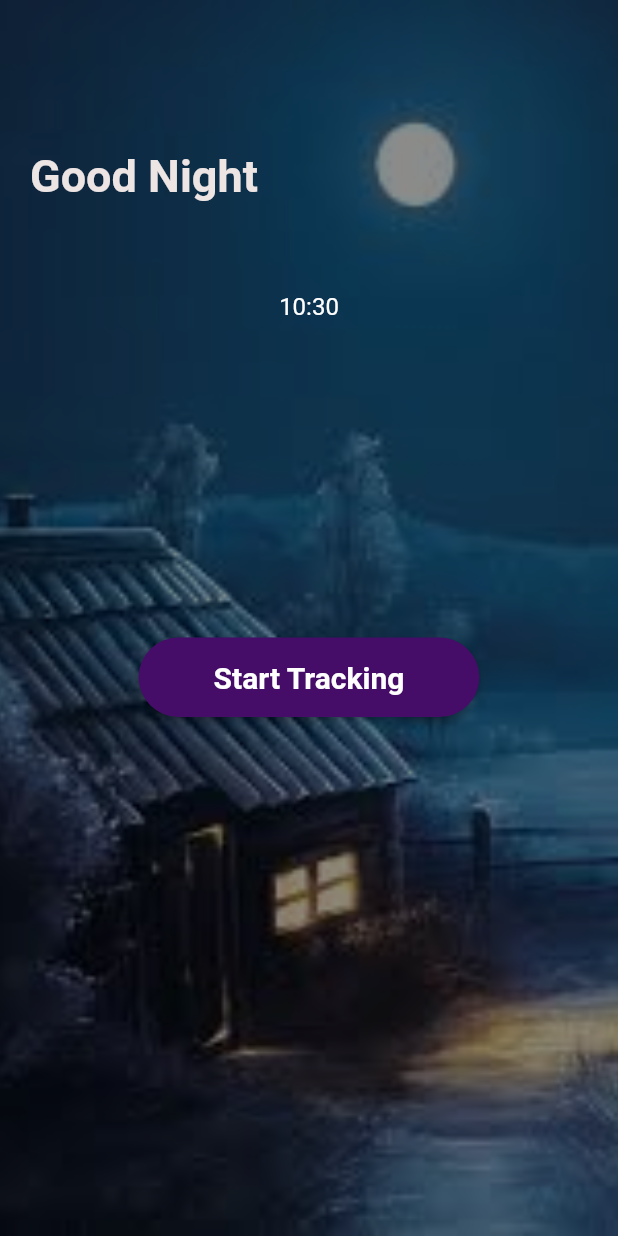
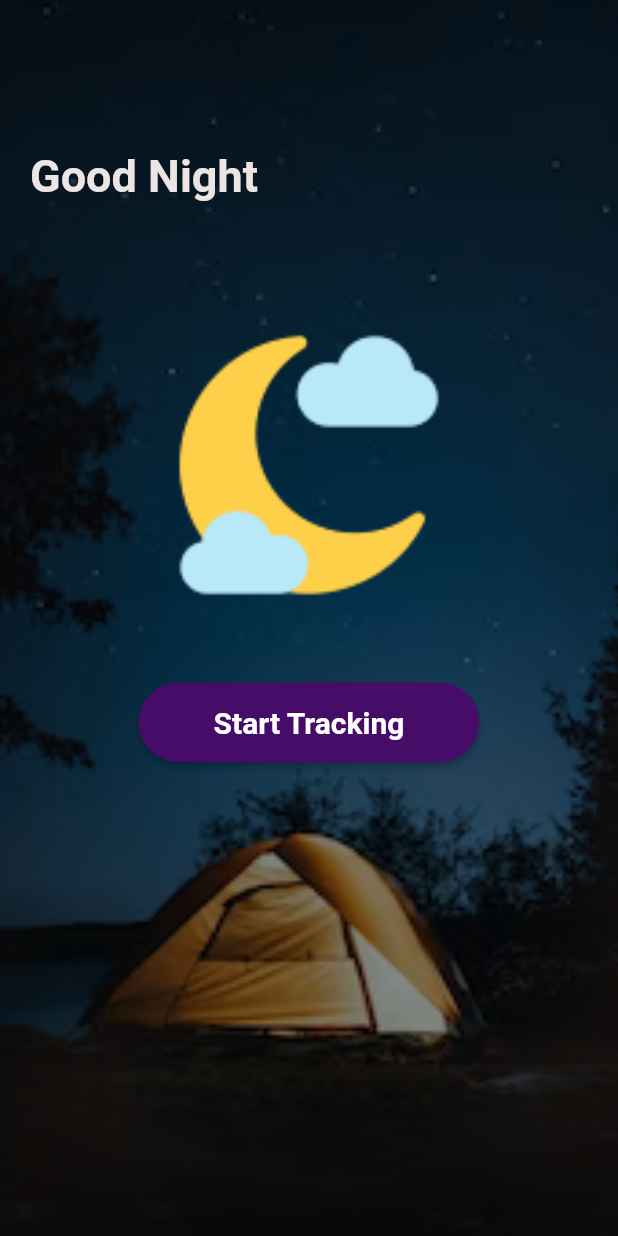
Before and after one commit to tjanhvi/Fitness-Community-App, a Flutter app: the SleepTracker screen opened directly, on a phone screen of 412 x 824 dp. Run offline on Flutter 3.47's test engine with Material 2 defaults, Android fonts, the phone set to English and light mode, and no system bars; our stand-ins replace firebase_auth, firebase_core, pinput, syncfusion_flutter_calendar, syncfusion_flutter_gauges, wave; accounts and stored records are empty; Roboto replaces fonts that are missing (Montserrat).

```diff
--- a/fitness_app/lib/screens/Tracker/SleepTracker/sleep_tracker.dart
+++ b/fitness_app/lib/screens/Tracker/SleepTracker/sleep_tracker.dart
@@ -19,7 +19,7 @@ class SleepTrackerState extends State<SleepTracker> {
         fit: StackFit.expand,
         children: [
           new Image(
-            image: const AssetImage("assets/images/tracker/sleep/sleepbg.jpg"),
+            image: const AssetImage("assets/images/tracker/sleep/sleepbg.png"),
             fit: BoxFit.cover,
             color: Colors.black45,
             colorBlendMode: BlendMode.darken,
@@ -46,41 +46,19 @@ class SleepTrackerState extends State<SleepTracker> {
               const SizedBox(height: 60.0),
 
               //moon maker custom painter
+
               Center(
-                child: Align(
-                  alignment: Alignment.center,
-                  child: Stack(
-                    children: [
-                      Container(
-                        width: 200,
-                        height: 200,
-                        child: MoonMaker(size: 120),
-                      ),
-                      Align(
-                        alignment: Alignment.center,
-                        child: Text(                          DateTime.now().toString().substring(11, 16),
-                          style: TextStyle(
-                            color: Colors.white,
-                            fontSize: 16,
-                          ),
-                        ),
-                      ),
-                    ],    ),
+                child: Container(
+                  width: 230,
+                  height: 230,
+                  decoration: BoxDecoration(
+                    image: DecorationImage(
+                      image: AssetImage('assets/images/tracker/sleep/moon.png'),
+                      fit: BoxFit.fill,
+                    ),
+                  ),
                 ),
               ),
-
-              // Center(
-              //   child: Container(
-              //     width: 230,
-              //     height: 230,
-              //     decoration: BoxDecoration(
-              //       image: DecorationImage(
-              //         image: AssetImage('assets/images/tracker/sleep/moon.png'),
-              //         fit: BoxFit.fill,
-              //       ),
-              //     ),
-              //   ),
-              // ),
 
               SizedBox(height: 30.0),
 
--- a/fitness_app/pubspec.yaml
+++ b/fitness_app/pubspec.yaml
@@ -102,7 +102,7 @@ flutter:
     - assets/images/tracker/medicine/teaspoon.png
     - assets/images/tracker/medicine/tablespoon.png
     - assets/images/tracker/medicine/medicinesplash.png
-    - assets/images/tracker/sleep/sleepbg.jpg
+    - assets/images/tracker/sleep/sleepbg.png
     - assets/images/tracker/sleep/sleepinfobg.jpg
     - assets/images/tracker/sleep/moon.png
   #   - images/a_dot_ham.jpeg
```
Also changed, not shown: fitness_app/lib/screens/Community/community.dart (+9 -9 lines), fitness_app/lib/screens/homepage_Sections/Sections.dart (+21 -3 lines), fitness_app/lib/screens/planner/view.dart (+9 -9 lines), fitness_app/assets/images/tracker/sleep/sleepbg.jpg (deleted), fitness_app/assets/images/tracker/sleep/sleepbg.png (added).
